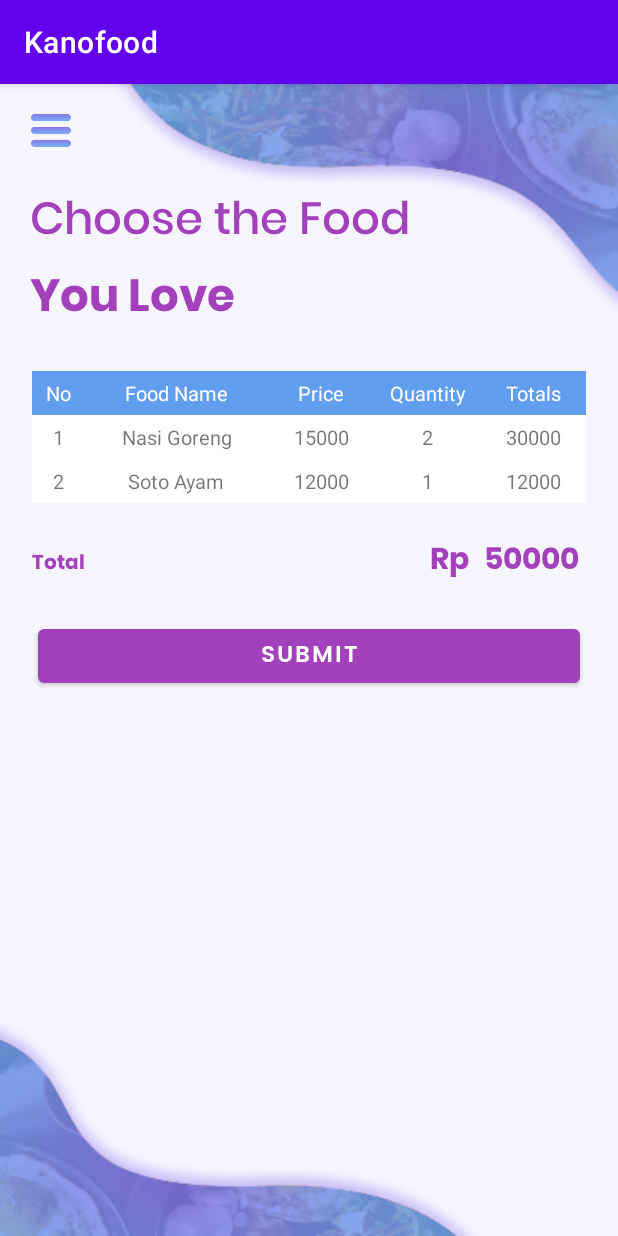
After one commit to salsabiladiah7/kn, an Android app: the OrderCustomer screen opened directly, with no data from a screen before it, on a phone screen of 412 x 824 dp. The commit adds this screen. Run offline under Robolectric (Android 15) with nearby library versions, the phone set to English and light mode, and no system bars.

Commit message:
first commit

```diff
--- a/app/src/main/AndroidManifest.xml
+++ b/app/src/main/AndroidManifest.xml
@@ -10,7 +10,8 @@
         android:supportsRtl="true"
         android:theme="@style/Theme.Kanofood"
         android:usesCleartextTraffic="true">
-        <activity android:name=".StoreAdmin"></activity>
+        <activity android:name=".OrderCustomer"></activity>
+        <activity android:name=".StoreAdmin" />
         <activity android:name=".EditUser" />
         <activity android:name=".AddUser" />
         <activity android:name=".EditFood" />
--- /dev/null
+++ b/app/src/main/java/com/example/kanofood/OrderCustomer.java
@@ -0,0 +1,14 @@
+package com.example.kanofood;
+
+import android.os.Bundle;
+
+import androidx.appcompat.app.AppCompatActivity;
+
+public class OrderCustomer extends AppCompatActivity {
+
+    @Override
+    protected void onCreate(Bundle savedInstanceState) {
+        super.onCreate(savedInstanceState);
+        setContentView(R.layout.activity_order_customer);
+    }
+}
--- /dev/null
+++ b/app/src/main/res/layout/activity_order_customer.xml
@@ -0,0 +1,276 @@
+<?xml version="1.0" encoding="utf-8"?>
+<LinearLayout xmlns:android="http://schemas.android.com/apk/res/android"
+    xmlns:app="http://schemas.android.com/apk/res-auto"
+    xmlns:tools="http://schemas.android.com/tools"
+    android:layout_width="match_parent"
+    android:layout_height="match_parent"
+    android:background="@drawable/bg_addfood"
+    android:orientation="vertical"
+    tools:context=".OrderCustomer">
+
+    <ImageView
+        android:layout_width="28dp"
+        android:layout_height="22dp"
+        android:layout_marginLeft="20dp"
+        android:layout_marginTop="20dp"
+        android:src="@drawable/list" />
+
+    <RelativeLayout
+        android:layout_width="match_parent"
+        android:layout_height="wrap_content"
+        android:layout_marginBottom="21dp">
+
+        <TextView
+            android:id="@+id/text1"
+            android:layout_width="wrap_content"
+            android:layout_height="wrap_content"
+            android:layout_marginLeft="20dp"
+            android:layout_marginTop="25dp"
+            android:fontFamily="@font/poppinsmedium"
+            android:text="Choose the Food"
+            android:textColor="#A340BC"
+            android:textSize="30dp" />
+
+        <TextView
+            android:id="@+id/text2"
+            android:layout_width="wrap_content"
+            android:layout_height="wrap_content"
+            android:layout_below="@+id/text1"
+            android:layout_marginLeft="20dp"
+            android:fontFamily="@font/poppinsbold"
+            android:text="You Love"
+            android:textColor="#A340BC"
+            android:textSize="30dp" />
+
+    </RelativeLayout>
+
+    <RelativeLayout
+        android:layout_width="wrap_content"
+        android:layout_height="wrap_content">
+
+        <TableLayout
+            android:layout_width="match_parent"
+            android:layout_height="wrap_content"
+            android:layout_marginLeft="21dp"
+            android:layout_marginRight="21dp"
+            android:background="@android:color/white">
+
+            <!-- Table Heading -->
+
+            <TableRow android:background="#619EF0">
+
+                <TextView
+                    android:layout_width="0dp"
+                    android:layout_height="wrap_content"
+                    android:layout_weight="2"
+                    android:gravity="center"
+                    android:padding="5dp"
+                    android:text="No"
+                    android:textColor="@android:color/white"
+                    android:textSize="13sp"></TextView>
+
+                <TextView
+                    android:layout_width="0dp"
+                    android:layout_height="wrap_content"
+                    android:layout_weight="7"
+                    android:gravity="center_horizontal"
+                    android:padding="5dp"
+                    android:text="Food Name"
+                    android:textColor="@android:color/white"
+                    android:textSize="13sp"></TextView>
+
+                <TextView
+                    android:layout_width="0dp"
+                    android:layout_height="wrap_content"
+                    android:layout_weight="4"
+                    android:gravity="center_horizontal"
+                    android:padding="5dp"
+                    android:text="Price"
+                    android:textColor="@android:color/white"
+                    android:textSize="13sp"></TextView>
+
+                <TextView
+                    android:layout_width="0dp"
+                    android:layout_height="wrap_content"
+                    android:layout_weight="4"
+                    android:gravity="center_horizontal"
+                    android:padding="5dp"
+                    android:text="Quantity"
+                    android:textColor="@android:color/white"
+                    android:textSize="13sp"></TextView>
+
+                <TextView
+                    android:layout_width="0dp"
+                    android:layout_height="wrap_content"
+                    android:layout_weight="4"
+                    android:gravity="center_horizontal"
+                    android:padding="5dp"
+                    android:text="Totals"
+                    android:textColor="@android:color/white"
+                    android:textSize="13sp"></TextView>
+            </TableRow>
+
+            <!-- Table Data -->
+
+            <TableRow>
+
+                <TextView
+                    android:layout_width="0dp"
+                    android:layout_height="wrap_content"
+                    android:layout_weight="2"
+                    android:gravity="center_horizontal"
+                    android:padding="5dp"
+                    android:text="1"
+                    android:textSize="13sp"></TextView>
+
+                <TextView
+                    android:layout_width="0dp"
+                    android:layout_height="wrap_content"
+                    android:layout_weight="7"
+                    android:gravity="center_horizontal"
+                    android:padding="5dp"
+                    android:text="Nasi Goreng"
+                    android:textSize="13sp"></TextView>
+
+                <TextView
+                    android:layout_width="0dp"
+                    android:layout_height="wrap_content"
+                    android:layout_weight="4"
+                    android:gravity="center_horizontal"
+                    android:padding="5dp"
+                    android:text="15000"
+                    android:textSize="13sp"></TextView>
+
+                <TextView
+                    android:layout_width="0dp"
+                    android:layout_height="wrap_content"
+                    android:layout_weight="4"
+                    android:gravity="center_horizontal"
+                    android:padding="5dp"
+                    android:text="2"
+                    android:textSize="13sp"></TextView>
+
+                <TextView
+                    android:layout_width="0dp"
+                    android:layout_height="wrap_content"
+                    android:layout_weight="4"
+                    android:gravity="center_horizontal"
+                    android:padding="5dp"
+                    android:text="30000"
+                    android:textSize="13sp"></TextView>
+
+            </TableRow>
+
+            <TableRow>
+
+                <TextView
+                    android:layout_width="0dp"
+                    android:layout_height="wrap_content"
+                    android:layout_weight="2"
+                    android:gravity="center_horizontal"
+                    android:padding="5dp"
+                    android:text="2"
+                    android:textSize="13sp" />
+
+                <TextView
+                    android:layout_width="0dp"
+                    android:layout_height="wrap_content"
+                    android:layout_weight="7"
+                    android:gravity="center_horizontal"
+                    android:padding="5dp"
+                    android:text="Soto Ayam"
+                    android:textSize="13sp"></TextView>
+
+                <TextView
+                    android:layout_width="0dp"
+                    android:layout_height="wrap_content"
+                    android:layout_weight="4"
+                    android:gravity="center_horizontal"
+                    android:padding="5dp"
+                    android:text="12000"
+                    android:textSize="13sp"></TextView>
+
+                <TextView
+                    android:layout_width="0dp"
+                    android:layout_height="wrap_content"
+                    android:layout_weight="4"
+                    android:gravity="center_horizontal"
+                    android:padding="5dp"
+                    android:text="1"
+                    android:textSize="13sp"></TextView>
+
+                <TextView
+                    android:layout_width="0dp"
+                    android:layout_height="wrap_content"
+                    android:layout_weight="4"
+                    android:gravity="center_horizontal"
+                    android:padding="5dp"
+                    android:text="12000"
+                    android:textSize="13sp"></TextView>
+
+            </TableRow>
+
+        </TableLayout>
+
+    </RelativeLayout>
+
+    <RelativeLayout
+        android:layout_width="match_parent"
+        android:layout_height="wrap_content"
+        android:layout_gravity="center"
+        android:layout_marginLeft="21dp"
+        android:layout_marginTop="21dp"
+        android:layout_marginRight="21dp"
+        android:layout_marginBottom="21dp">
+
+        <TextView
+            android:id="@+id/tx_total"
+            android:layout_width="250dp"
+            android:layout_height="wrap_content"
+            android:layout_marginTop="7dp"
+            android:fontFamily="@font/poppinsbold"
+            android:text="Total"
+            android:textColor="#A340BC"
+            android:textSize="13sp" />
+
+        <TextView
+            android:id="@+id/tx_rp"
+            android:layout_width="wrap_content"
+            android:layout_height="wrap_content"
+            android:layout_marginLeft="15dp"
+            android:layout_marginRight="10dp"
+            android:layout_toEndOf="@id/tx_total"
+            android:fontFamily="@font/poppinsbold"
+            android:text="Rp"
+            android:textColor="#A340BC"
+            android:textSize="20sp" />
+
+        <TextView
+            android:id="@+id/tv_total"
+            android:layout_width="wrap_content"
+            android:layout_height="wrap_content"
+            android:layout_toEndOf="@+id/tx_rp"
+            android:fontFamily="@font/poppinsbold"
+            android:text="50000"
+            android:textColor="#A340BC"
+            android:textSize="20sp" />
+    </RelativeLayout>
+
+    <Button
+        android:id="@+id/btn_order"
+        android:layout_width="match_parent"
+        android:layout_height="wrap_content"
+        android:layout_gravity="center"
+        android:layout_marginStart="25dp"
+        android:layout_marginEnd="25dp"
+        android:layout_marginBottom="10dp"
+        android:elevation="15dp"
+        android:fontFamily="@font/poppinssemibold"
+        android:gravity="center"
+        android:text="SUBMIT"
+        android:textColor="@color/white"
+        android:textSize="15sp"
+        app:backgroundTint="#A340BC"
+        app:shapeAppearanceOverlay="@style/Button5" />
+
+</LinearLayout>
--- a/app/src/main/res/layout/activity_store_admin.xml
+++ b/app/src/main/res/layout/activity_store_admin.xml
@@ -42,14 +42,14 @@
             android:textSize="30dp" />
 
         <Button
-            android:id="@+id/btn_newStore"
+            android:id="@+id/btn_addStore"
             android:layout_width="wrap_content"
             android:layout_height="wrap_content"
             android:layout_below="@id/text1"
             android:layout_marginStart="25dp"
             android:layout_toRightOf="@id/text2"
             android:fontFamily="@font/poppinssemibold"
-            android:text="New Store"
+            android:text="Add Store"
             android:textColor="@color/white"
             android:textSize="11sp"
             app:backgroundTint="#A340BC"
```
